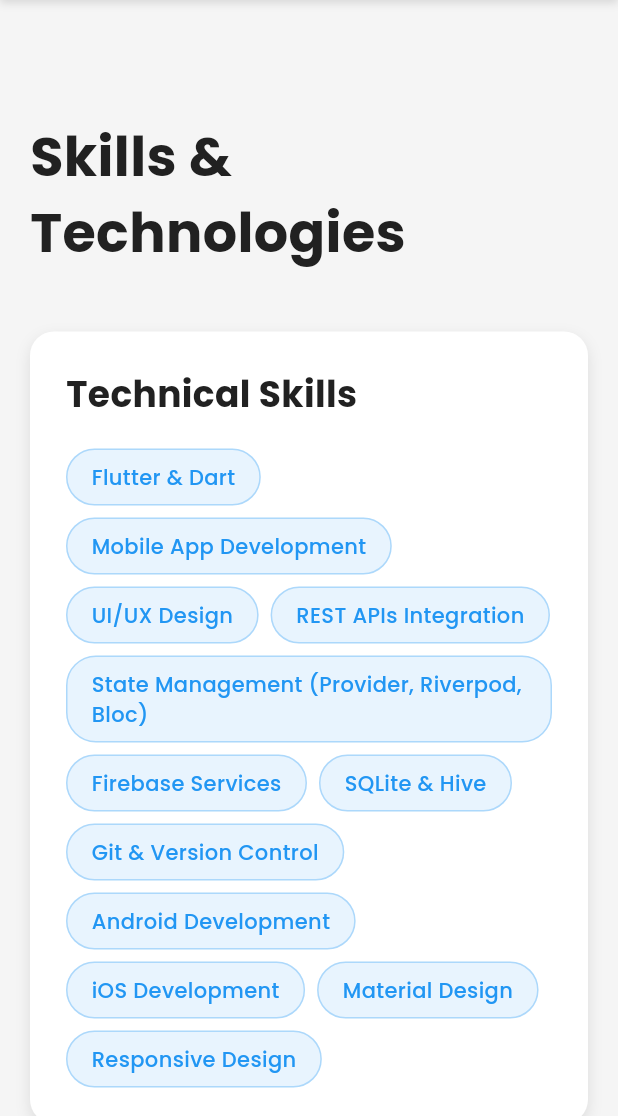
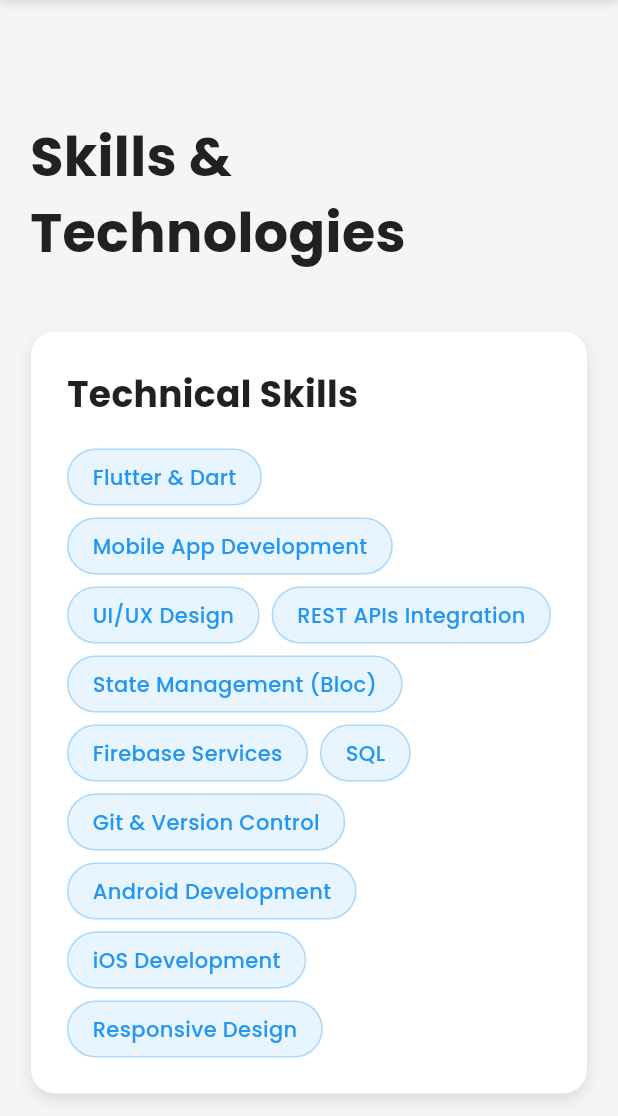
Before and after one commit to AadityaaGupta/portfolio, a Flutter app: the screen it shows after launch, scrolled down 2304 dp, on a phone screen of 412 x 824 dp, the part 120-1236 px from its top. Run offline on Flutter 3.47's test engine with Material 3 defaults, Android fonts, the phone set to English and light mode, and no system bars; our stand-ins replace animated_text_kit, dio, google_fonts, permission_handler; network calls fail.

```diff
--- a/lib/utils/app_constants.dart
+++ b/lib/utils/app_constants.dart
@@ -23,13 +23,12 @@ I’m committed to writing clean, modular, and maintainable code while ensuring
     'Mobile App Development',
     'UI/UX Design',
     'REST APIs Integration',
-    'State Management (Provider, Riverpod, Bloc)',
+    'State Management (Bloc)',
     'Firebase Services',
-    'SQLite & Hive',
+    'SQL',
     'Git & Version Control',
     'Android Development',
     'iOS Development',
-    'Material Design',
     'Responsive Design',
   ];
 
@@ -40,7 +39,6 @@ I’m committed to writing clean, modular, and maintainable code while ensuring
     'Project Management',
     'Agile Development',
     'Code Review',
-    'Testing & Debugging',
-    'Documentation',
+    'Testing & Debugging'
   ];
 }
--- a/lib/widgets/about_section.dart
+++ b/lib/widgets/about_section.dart
@@ -79,7 +79,7 @@ class AboutSection extends StatelessWidget {
         _buildInfoItem(Icons.phone, 'Phone', AppConstants.phone),
         _buildInfoItem(Icons.location_on, 'Location', AppConstants.location),
         _buildInfoItem(Icons.school, 'Education', 'B.Tech - CGPA: 8.0'),
-        _buildInfoItem(Icons.work, 'Experience', '2+ Years'),
+        _buildInfoItem(Icons.work, 'Experience', '1 Year and 8 months'),
       ],
     );
   }
```
Also changed, not shown: lib/data/dummy_data.dart (+5 -5 lines), lib/widgets/projects_section.dart (+5 -5 lines).
